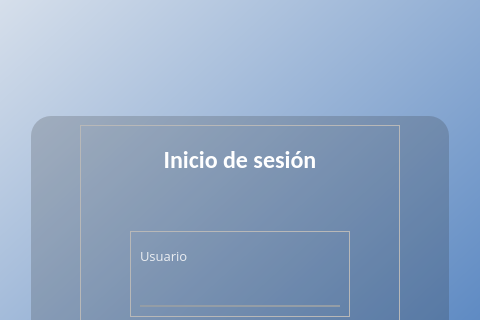
This is src/vista/ui/login.ui in gmenep/Trabajo-grupal-IS as Qt 5 draws it before an edit; both pictures show x 199 to 679 and y 107 to 427 of the 878 by 800 pixel window. The edited form follows.
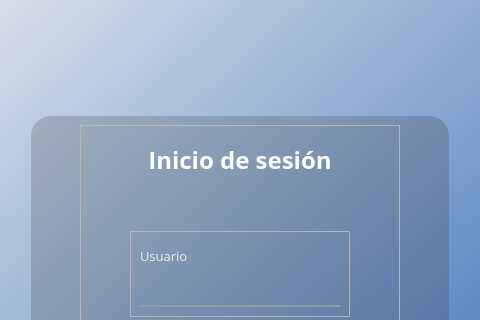
This is the edited form. Icons and pictures are not drawn.

Commit message: Main window pt 2

```diff
--- a/src/vista/ui/login.ui
+++ b/src/vista/ui/login.ui
@@ -173,7 +173,7 @@
             </property>
             <property name="font">
              <font>
-              <family>Calibri</family>
+              <family>Open Sans</family>
               <pointsize>18</pointsize>
               <weight>75</weight>
               <bold>true</bold>
```
The commit also changes 3 other files.
